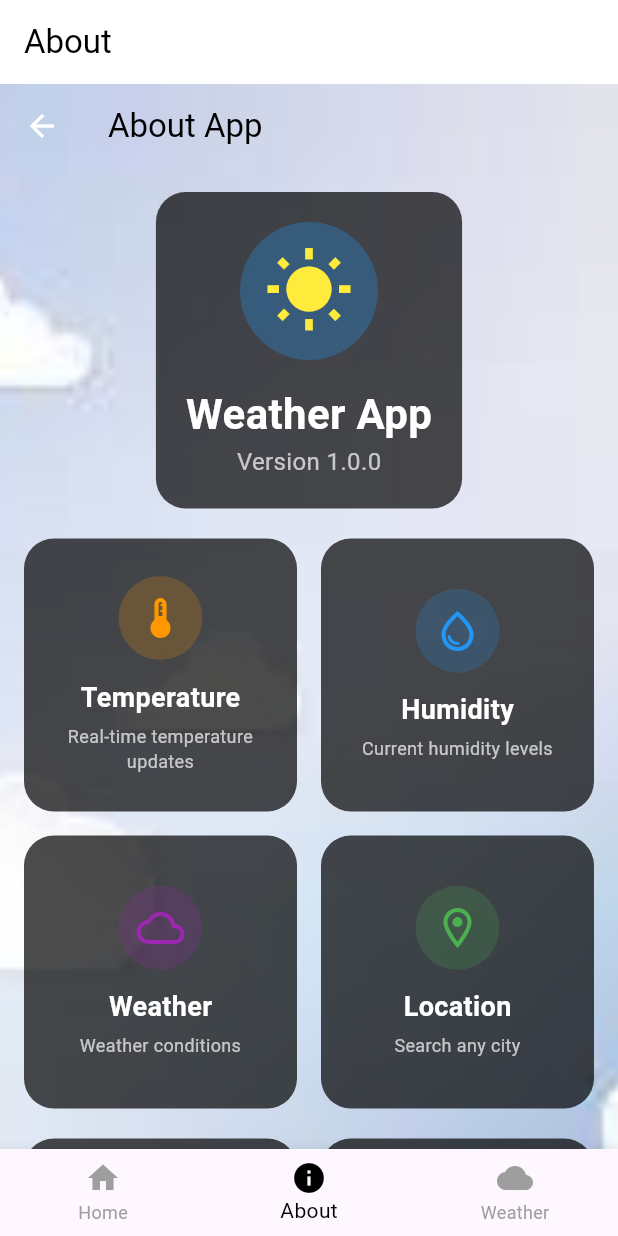
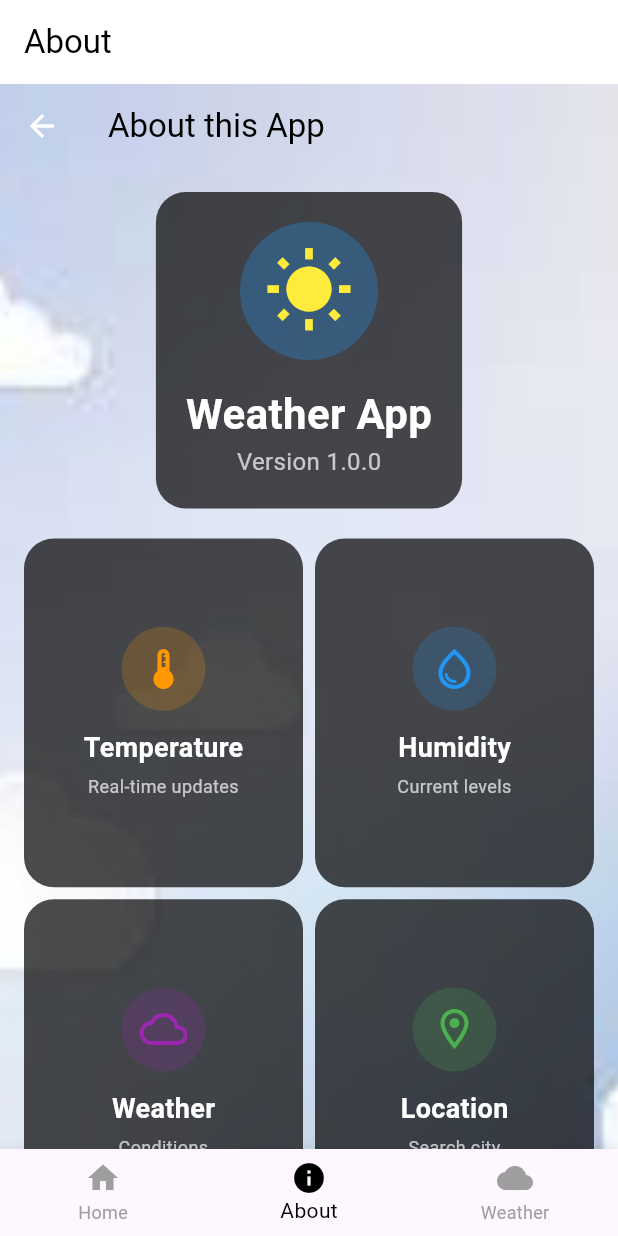
Before and after one commit to dorcusmalony/clima_app, a Flutter app: the screen it shows after launch, item 2 of the bottom bar chosen, on a phone screen of 412 x 824 dp. Run offline on Flutter 3.47's test engine with Material 3 defaults, Android fonts, the phone set to English and light mode, and no system bars.

Commit message:
weather app udated

```diff
--- a/weather_app/lib/about_screen.dart
+++ b/weather_app/lib/about_screen.dart
@@ -14,14 +14,13 @@ class AboutScreen extends StatelessWidget {
           onPressed: () => Navigator.pop(context),
         ),
         title: const Text(
-          'About App',
+          'About this App',
           style: TextStyle(color: Colors.black),
         ),
       ),
       extendBodyBehindAppBar: true,
       body: Stack(
         children: [
-          // Background Image
           Container(
             decoration: const BoxDecoration(
               image: DecorationImage(
@@ -30,14 +29,12 @@ class AboutScreen extends StatelessWidget {
               ),
             ),
           ),
-          // Content
           SingleChildScrollView(
             child: SafeArea(
               child: Padding(
                 padding: const EdgeInsets.all(16.0),
                 child: Column(
                   children: [
-                    // App Logo Section
                     Container(
                       padding: const EdgeInsets.all(20),
                       decoration: BoxDecoration(
@@ -46,7 +43,6 @@ class AboutScreen extends StatelessWidget {
                       ),
                       child: Column(
                         children: [
-                          // App Icon
                           Container(
                             padding: const EdgeInsets.all(16),
                             decoration: BoxDecoration(
@@ -81,44 +77,43 @@ class AboutScreen extends StatelessWidget {
 
                     const SizedBox(height: 20),
 
-                    // Main Features Grid
                     GridView.count(
                       shrinkWrap: true,
                       physics: const NeverScrollableScrollPhysics(),
                       crossAxisCount: 2,
-                      mainAxisSpacing: 16,
-                      crossAxisSpacing: 16,
+                      mainAxisSpacing: 8,
+                      crossAxisSpacing: 8,
+                      childAspectRatio: 0.8,
                       children: const [
                         FeatureCard(
                           icon: Icons.thermostat_outlined,
                           title: 'Temperature',
                           color: Colors.orange,
-                          description: 'Real-time temperature updates',
+                          description: 'Real-time updates',
                         ),
                         FeatureCard(
                           icon: Icons.water_drop_outlined,
                           title: 'Humidity',
                           color: Colors.blue,
-                          description: 'Current humidity levels',
+                          description: 'Current levels',
                         ),
                         FeatureCard(
                           icon: Icons.cloud_outlined,
                           title: 'Weather',
                           color: Colors.purple,
-                          description: 'Weather conditions',
+                          description: 'Conditions',
                         ),
                         FeatureCard(
                           icon: Icons.location_on_outlined,
                           title: 'Location',
                           color: Colors.green,
-                          description: 'Search any city',
+                          description: 'Search city',
                         ),
                       ],
                     ),
 
                     const SizedBox(height: 20),
 
-                    // Additional Info Cards
                     Row(
                       children: [
                         Expanded(
@@ -143,7 +138,6 @@ class AboutScreen extends StatelessWidget {
 
                     const SizedBox(height: 20),
 
-                    // Developer Info
                     Container(
                       padding: const EdgeInsets.all(20),
                       decoration: BoxDecoration(
--- a/weather_app/lib/main.dart
+++ b/weather_app/lib/main.dart
@@ -1,5 +1,5 @@
 // main.dart
-// ignore: depend_on_referenced_packages
+
 import 'package:weather_app/weather_screen.dart';
 import 'package:flutter/material.dart';
 import 'about_screen.dart';
```
Also changed, not shown: weather_app/lib/weather_screen.dart (+16 -4 lines).
